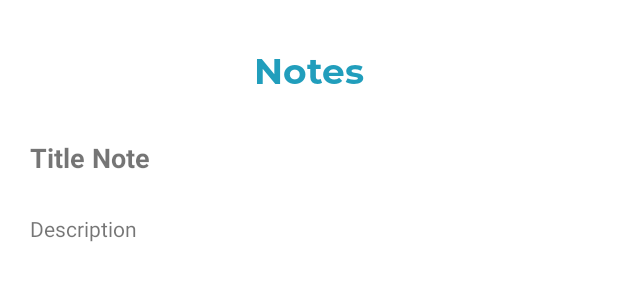
After one commit to devissvtr/PeakTime, an Android app: the layout activity_detail_note.xml on its own in the app's theme, with its tools: preview values and no code run, on a phone screen of 412 x 824 dp. The commit adds this screen. Shown: the top 300 px of the screen. Run offline under Robolectric (Android 15) with nearby library versions, the phone set to English and light mode, and no system bars.

Commit message:
updated5

```diff
--- /dev/null
+++ b/app/src/main/java/com/devissvtr/peaktime/network/ApiConfig.kt
@@ -0,0 +1,4 @@
+package com.devissvtr.peaktime.network
+
+class ApiConfig {
+}
--- /dev/null
+++ b/app/src/main/java/com/devissvtr/peaktime/network/ApiService.kt
@@ -0,0 +1,4 @@
+package com.devissvtr.peaktime.network
+
+interface ApiService {
+}
--- /dev/null
+++ b/app/src/main/res/layout/activity_detail_note.xml
@@ -0,0 +1,47 @@
+<?xml version="1.0" encoding="utf-8"?>
+<androidx.constraintlayout.widget.ConstraintLayout xmlns:android="http://schemas.android.com/apk/res/android"
+    xmlns:app="http://schemas.android.com/apk/res-auto"
+    xmlns:tools="http://schemas.android.com/tools"
+    android:id="@+id/main"
+    android:layout_width="match_parent"
+    android:layout_height="match_parent"
+    tools:context=".ui.note.DetailNoteActivity">
+
+    <TextView
+        android:id="@+id/tv_Note"
+        android:layout_width="wrap_content"
+        android:layout_height="wrap_content"
+        android:text="@string/notes"
+        android:textColor="@color/primary2"
+        android:textSize="24sp"
+        android:fontFamily="@font/montserrat_bold"
+        android:layout_marginVertical="30dp"
+        app:layout_constraintEnd_toEndOf="parent"
+        app:layout_constraintStart_toStartOf="parent"
+        app:layout_constraintTop_toTopOf="parent" />
+
+    <TextView
+        android:id="@+id/tv_titleNote"
+        android:layout_width="wrap_content"
+        android:layout_height="wrap_content"
+        android:text="Title Note"
+        android:textSize="18sp"
+        android:textStyle="bold"
+        android:layout_marginTop="30dp"
+        android:layout_marginStart="20dp"
+        android:layout_marginEnd="20dp"
+        app:layout_constraintStart_toStartOf="parent"
+        app:layout_constraintTop_toBottomOf="@id/tv_Note" />
+
+    <TextView
+        android:id="@+id/tv_descriptionNote"
+        android:layout_width="wrap_content"
+        android:layout_height="wrap_content"
+        android:text="Description"
+        android:layout_marginTop="25dp"
+        android:layout_marginStart="20dp"
+        android:layout_marginEnd="20dp"
+        app:layout_constraintStart_toStartOf="parent"
+        app:layout_constraintTop_toBottomOf="@id/tv_titleNote" />
+
+</androidx.constraintlayout.widget.ConstraintLayout>
```
Also changed, not shown: app/src/main/AndroidManifest.xml (+6 -3 lines), app/src/main/java/com/devissvtr/peaktime/ui/note/DetailNoteActivity.kt (added, +29 -0 lines), app/src/main/java/com/devissvtr/peaktime/ui/note/InputNoteActivity.kt (+31 -7 lines), app/src/main/res/layout/activity_input_note.xml (+12 -0 lines).
